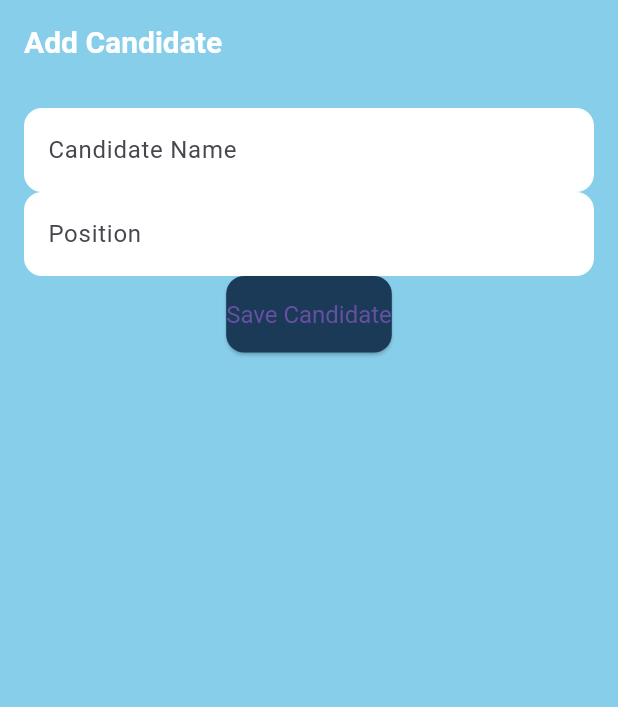
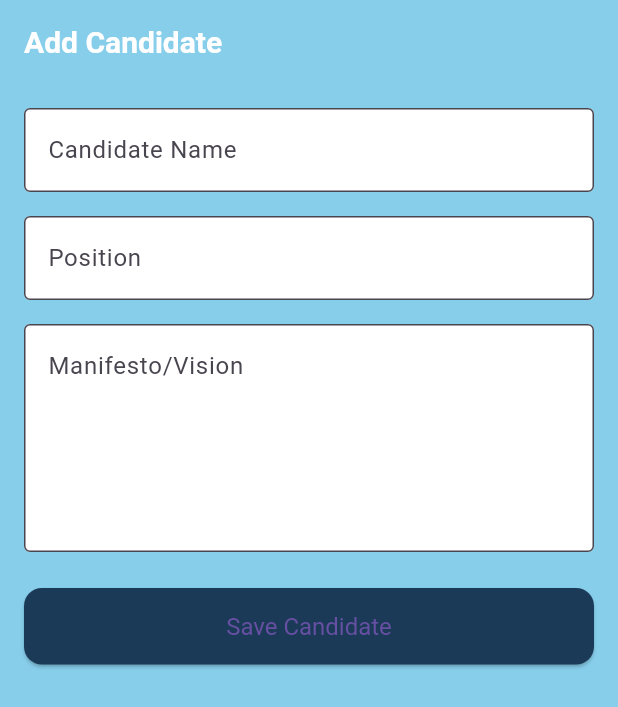
Before and after one commit to tembuckuslar/uvoting-app, a Flutter app: the AddCandidateScreen screen opened by its route, on a phone screen of 412 x 824 dp. Shown: the top 707 px of the screen. Run offline on Flutter 3.47's test engine with Material 3 defaults, Android fonts, the phone set to English and light mode, and no system bars; our stand-ins replace go_router, local_auth.

Commit message:
Added manifesto field to AddCandidateScreen and improved dashboard layout

```diff
--- a/lib/admin_screens/add_candidate_screen.dart
+++ b/lib/admin_screens/add_candidate_screen.dart
@@ -7,15 +7,69 @@ class AddCandidateScreen extends StatelessWidget {
   Widget build(BuildContext context) {
     final nameCtrl = TextEditingController();
     final posCtrl = TextEditingController();
+    final manifestoCtrl = TextEditingController();
+
     return Scaffold(
       appBar: AppBar(title: const Text("Add Candidate")),
       body: Padding(
         padding: const EdgeInsets.all(16),
-        child: Column(children: [
-          TextField(controller: nameCtrl, decoration: const InputDecoration(labelText: "Candidate Name")),
-          TextField(controller: posCtrl, decoration: const InputDecoration(labelText: "Position")),
-          ElevatedButton(onPressed: () {}, child: const Text("Save Candidate")),
-        ]),
+        child: Column(
+          crossAxisAlignment: CrossAxisAlignment.start,
+          children: [
+            // Candidate Name
+            TextField(
+              controller: nameCtrl,
+              decoration: const InputDecoration(
+                labelText: "Candidate Name",
+                border: OutlineInputBorder(),
+              ),
+            ),
+            const SizedBox(height: 16),
+
+            // Position
+            TextField(
+              controller: posCtrl,
+              decoration: const InputDecoration(
+                labelText: "Position",
+                border: OutlineInputBorder(),
+              ),
+            ),
+            const SizedBox(height: 16),
+
+            // Manifesto
+            TextField(
+              controller: manifestoCtrl,
+              maxLines: 5,
+              decoration: const InputDecoration(
+                labelText: "Manifesto/Vision",
+                alignLabelWithHint: true,
+                border: OutlineInputBorder(),
+                hintText: "Enter candidate's goals, promises, and vision...",
+              ),
+            ),
+            const SizedBox(height: 24),
+
+            // Save Button
+            SizedBox(
+              width: double.infinity,
+              child: ElevatedButton(
+                onPressed: () {
+                  final name = nameCtrl.text;
+                  final position = posCtrl.text;
+                  final manifesto = manifestoCtrl.text;
+
+                  // For now, just show a snackbar
+                  ScaffoldMessenger.of(context).showSnackBar(
+                    SnackBar(content: Text("Saved: $name for $position")),
+                  );
+
+                  // TODO: Send data to backend or database
+                },
+                child: const Text("Save Candidate"),
+              ),
+            ),
+          ],
+        ),
       ),
     );
   }
--- a/lib/router.dart
+++ b/lib/router.dart
@@ -27,7 +27,7 @@ import 'admin_screens/results _screen.dart';
 import 'admin_screens/final_results_screen.dart';
 
 final router = GoRouter(
-  initialLocation: '/welcome',
+  initialLocation: '/admin/dashboard',
   routes: [
     GoRoute(
       path: '/dashboard',
--- a/pubspec.yaml
+++ b/pubspec.yaml
@@ -36,6 +36,8 @@ dependencies:
   cupertino_icons: ^1.0.8
   go_router: ^14.2.0
   local_auth: ^2.3.0
+  material_color_utilities: ^0.11.0
+
 
 
 
```
Also changed, not shown: lib/admin_screens/admin_dashboard.dart (+79 -15 lines), lib/screens/welcome_screen.dart (+61 -6 lines), pubspec.lock.
